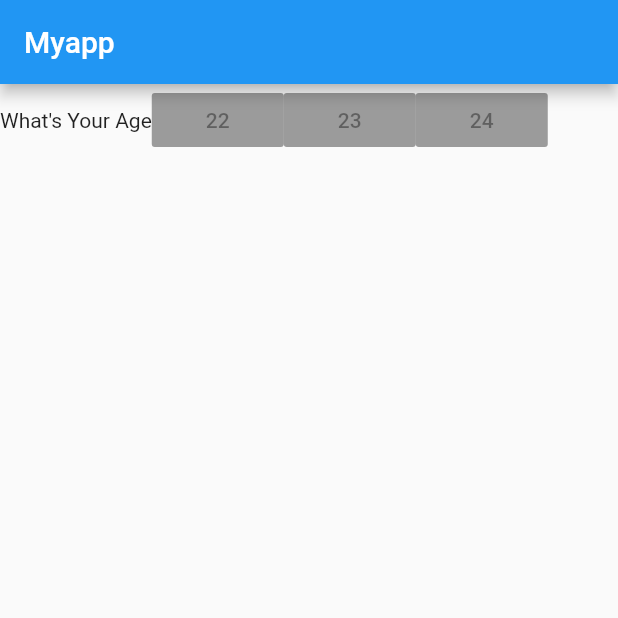
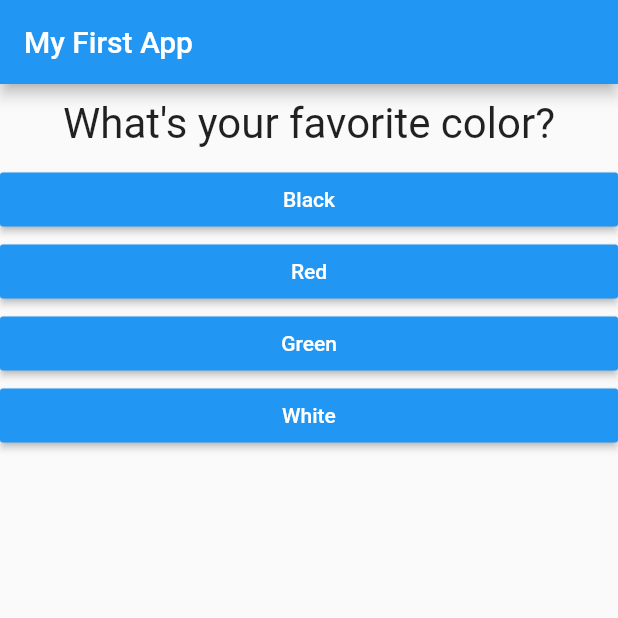
Before and after one commit to nikhilkc96/first_app, a Flutter app: the screen it shows after launch, on a phone screen of 412 x 824 dp, the top half of it. Run offline on Flutter 3.47's test engine with Material 2 defaults, Android fonts, the phone set to English and light mode, and no system bars; our stand-ins replace fluttertoast.

Commit message:
added answer and question file

```diff
--- /dev/null
+++ b/lib/answer.dart
@@ -0,0 +1,21 @@
+import 'package:flutter/material.dart';
+
+class Answer extends StatelessWidget {
+  final Function selectHandler;
+  final String answerText;
+
+  Answer(this.selectHandler, this.answerText);
+
+  @override
+  Widget build(BuildContext context) {
+    return Container(
+      width: double.infinity,
+      child: RaisedButton(
+        color: Colors.blue,
+        textColor: Colors.white,
+        child: Text(answerText),
+        onPressed: selectHandler,
+      ),
+    );
+  }
+}
--- a/lib/main.dart
+++ b/lib/main.dart
@@ -1,26 +1,65 @@
 import 'package:flutter/material.dart';
+
+import './question.dart';
+import './answer.dart';
 
 // void main() {
 //   runApp(MyApp());
-//   //debugShowCheckedModeBanner: false;
 // }
 
 void main() => runApp(MyApp());
 
+class MyApp extends StatefulWidget {
+  @override
+  State<StatefulWidget> createState() {
+    // TODO: implement createState
+    return _MyAppState();
+  }
+}
 
-class MyApp extends StatelessWidget {
+class _MyAppState extends State<MyApp> {
+  var _questionIndex = 0;
+
+  void _answerQuestion() {
+    setState(() {
+      _questionIndex = _questionIndex + 1;
+    });
+    print(_questionIndex);
+  }
+
   @override
   Widget build(BuildContext context) {
-    return MaterialApp(home: Scaffold(
-      appBar: AppBar(title: Text('Myapp'),),
-      body: Row(children: <Widget>[
-        Text("What's Your Age"),
-        RaisedButton(child: Text("22"),onPressed: null,),
-        RaisedButton(child: Text("23"),onPressed: null,),
-        RaisedButton(child: Text("24"),onPressed: null,)
-       ],
-       ),
-    )
-  );
+    var questions = [
+      {
+        'questionText': 'What\'s your favorite color?',
+        'answers': ['Black', 'Red', 'Green', 'White'],
+      },
+      {
+        'questionText': 'What\'s your favorite animal?',
+        'answers': ['Rabbit', 'Snake', 'Elephant', 'Lion'],
+      },
+      {
+        'questionText': 'Who\'s your favorite instructor?',
+        'answers': ['Max', 'Max', 'Max', 'Max'],
+      },
+    ];
+    return MaterialApp(
+      home: Scaffold(
+        appBar: AppBar(
+          title: Text('My First App'),
+        ),
+        body: Column(
+          children: [
+            Question(
+              questions[_questionIndex]['questionText'],
+            ),
+            ...(questions[_questionIndex]['answers'] as List<String>)
+                .map((answer) {
+              return Answer(_answerQuestion, answer);
+            }).toList()
+          ],
+        ),
+      ),
+    );
   }
 }
--- /dev/null
+++ b/lib/question.dart
@@ -0,0 +1,20 @@
+import 'package:flutter/material.dart';
+
+class Question extends StatelessWidget {
+  final String questionText;
+
+  Question(this.questionText);
+
+  @override
+  Widget build(BuildContext context) {
+    return Container(
+      width: double.infinity,
+      margin: EdgeInsets.all(10),
+      child: Text(
+        questionText,
+        style: TextStyle(fontSize: 28),
+        textAlign: TextAlign.center,
+      ),
+    );
+  }
+}
--- a/pubspec.yaml
+++ b/pubspec.yaml
@@ -23,6 +23,7 @@ dependencies:
   # The following adds the Cupertino Icons font to your application.
   # Use with the CupertinoIcons class for iOS style icons.
   cupertino_icons: ^0.1.2
+  fluttertoast: ^3.1.3
 
 dev_dependencies:
   flutter_test:
```
Also changed, not shown: lib/m.dart (added, +82 -0 lines), pubspec.lock, 6 other files.
